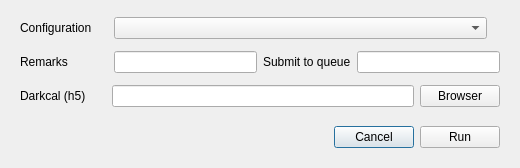
Qt form ui/run.ui (estonshi/spipy_gui) before a commit.
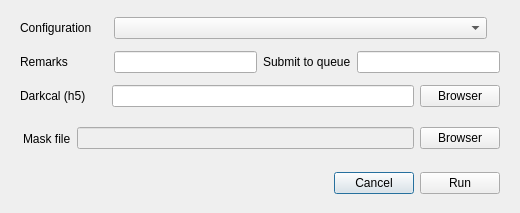
The same form after that commit.

```diff
--- a/ui/run.ui
+++ b/ui/run.ui
@@ -7,11 +7,11 @@
     <x>0</x>
     <y>0</y>
     <width>520</width>
-    <height>168</height>
+    <height>213</height>
    </rect>
   </property>
   <property name="sizePolicy">
-   <sizepolicy hsizetype="Fixed" vsizetype="Fixed">
+   <sizepolicy hsizetype="Fixed" vsizetype="Preferred">
     <horstretch>0</horstretch>
     <verstretch>0</verstretch>
    </sizepolicy>
@@ -20,12 +20,6 @@
    <string>Run </string>
   </property>
   <layout class="QVBoxLayout" name="verticalLayout">
-   <property name="sizeConstraint">
-    <enum>QLayout::SetDefaultConstraint</enum>
-   </property>
-   <property name="bottomMargin">
-    <number>12</number>
-   </property>
    <item>
     <widget class="QWidget" name="widget" native="true">
      <layout class="QVBoxLayout" name="verticalLayout_2">
@@ -140,6 +134,45 @@
      </layout>
     </widget>
    </item>
+   <item>
+    <widget class="QWidget" name="widget_6" native="true">
+     <layout class="QHBoxLayout" name="horizontalLayout_5">
+      <property name="leftMargin">
+       <number>12</number>
+      </property>
+      <property name="topMargin">
+       <number>6</number>
+      </property>
+      <property name="bottomMargin">
+       <number>6</number>
+      </property>
+      <item>
+       <widget class="QLabel" name="label_6">
+        <property name="text">
+         <string>Mask file</string>
+        </property>
+       </widget>
+      </item>
+      <item>
+       <widget class="QLineEdit" name="lineEdit_4">
+        <property name="enabled">
+         <bool>false</bool>
+        </property>
+       </widget>
+      </item>
+      <item>
+       <widget class="QPushButton" name="pushButton_4">
+        <property name="focusPolicy">
+         <enum>Qt::NoFocus</enum>
+        </property>
+        <property name="text">
+         <string>Browser</string>
+        </property>
+       </widget>
+      </item>
+     </layout>
+    </widget>
+   </item>
    <item>
     <widget class="QWidget" name="widget_5" native="true">
      <layout class="QHBoxLayout" name="horizontalLayout_4">
```
